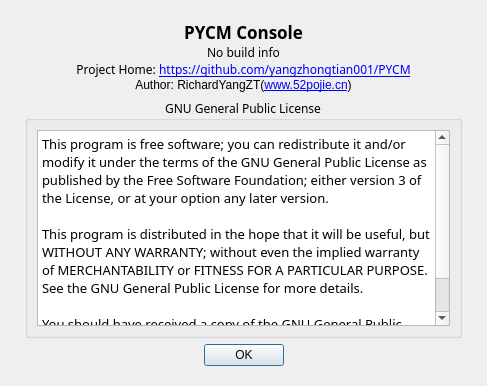
Above: Console/UI/AboutUI.ui from yang-zhongtian/PYCM before the change. Below: the same form after it.
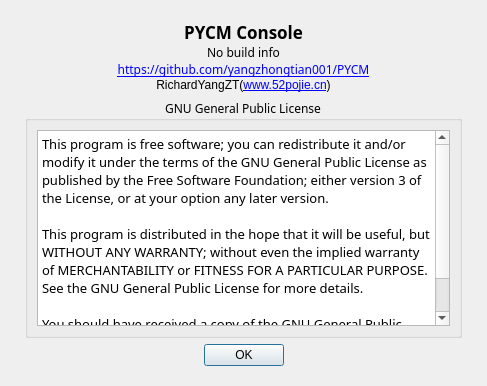
That is the form after the change. Icons and pictures are not drawn.

What changed in the file:
```diff
--- a/Console/UI/AboutUI.ui
+++ b/Console/UI/AboutUI.ui
@@ -88,7 +88,7 @@
         </font>
        </property>
        <property name="text">
-        <string notr="true">&lt;html&gt;&lt;head/&gt;&lt;body&gt;&lt;p&gt;Project Home: &lt;a href=&quot;https://github.com/yangzhongtian001/PYCM&quot;&gt;&lt;span style=&quot; text-decoration: underline; color:#0000ff;&quot;&gt;https://github.com/yangzhongtian001/PYCM&lt;/span&gt;&lt;/a&gt;&lt;/p&gt;&lt;/body&gt;&lt;/html&gt;</string>
+        <string notr="true">&lt;html&gt;&lt;head/&gt;&lt;body&gt;&lt;p&gt;&lt;a href=&quot;https://github.com/yangzhongtian001/PYCM&quot;&gt;&lt;span style=&quot; text-decoration: underline; color:#0000ff;&quot;&gt;https://github.com/yangzhongtian001/PYCM&lt;/span&gt;&lt;/a&gt;&lt;/p&gt;&lt;/body&gt;&lt;/html&gt;</string>
        </property>
        <property name="alignment">
         <set>Qt::AlignCenter</set>
@@ -101,7 +101,7 @@
      <item>
       <widget class="QLabel" name="thanks_info">
        <property name="text">
-        <string notr="true">&lt;html&gt;&lt;head/&gt;&lt;body&gt;&lt;p&gt;Author: RichardYangZT(&lt;a href=&quot;www.52pojie.cn&quot;&gt;&lt;span style=&quot; text-decoration: underline; color:#0000ff;&quot;&gt;www.52pojie.cn&lt;/span&gt;&lt;/a&gt;)&lt;/p&gt;&lt;/body&gt;&lt;/html&gt;</string>
+        <string notr="true">&lt;html&gt;&lt;head/&gt;&lt;body&gt;&lt;p&gt;RichardYangZT(&lt;a href=&quot;www.52pojie.cn&quot;&gt;&lt;span style=&quot; text-decoration: underline; color:#0000ff;&quot;&gt;www.52pojie.cn&lt;/span&gt;&lt;/a&gt;)&lt;/p&gt;&lt;/body&gt;&lt;/html&gt;</string>
        </property>
        <property name="alignment">
         <set>Qt::AlignCenter</set>
```
